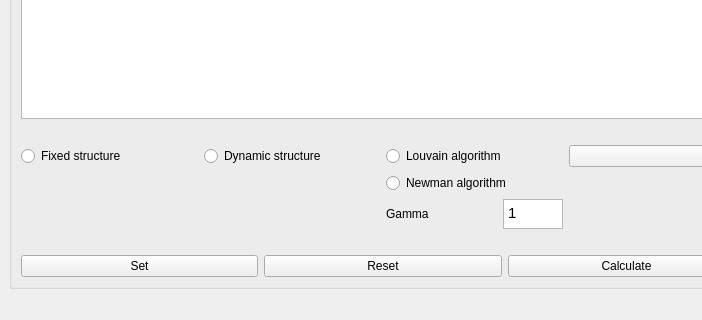
softmatterlab/Braph-2.0-Python, file braphy/gui/ui_files/community_structure.ui: the form before one commit; both pictures show x 0 to 702 and y 546 to 866 of the 1366 by 866 pixel window.
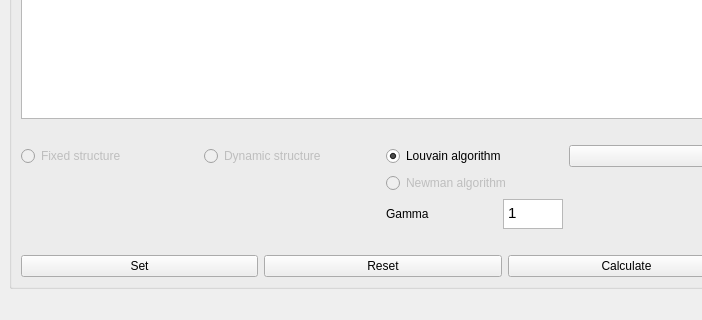
The form after the commit. Icons and pictures are not drawn.

Commit message: Connect start analysis widget view community button

Patch:
```diff
--- a/braphy/gui/ui_files/community_structure.ui
+++ b/braphy/gui/ui_files/community_structure.ui
@@ -44,9 +44,15 @@
              </property>
              <item row="1" column="2">
               <widget class="QRadioButton" name="btnNewman">
+               <property name="enabled">
+                <bool>false</bool>
+               </property>
                <property name="text">
                 <string>Newman algorithm</string>
                </property>
+               <property name="checkable">
+                <bool>true</bool>
+               </property>
                <attribute name="buttonGroup">
                 <string notr="true">buttonGroup_2</string>
                </attribute>
@@ -57,6 +63,9 @@
              </item>
              <item row="0" column="0">
               <widget class="QRadioButton" name="btnFixed">
+               <property name="enabled">
+                <bool>false</bool>
+               </property>
                <property name="text">
                 <string>Fixed structure</string>
                </property>
@@ -67,6 +76,9 @@
              </item>
              <item row="0" column="1">
               <widget class="QRadioButton" name="btnDynamic">
+               <property name="enabled">
+                <bool>false</bool>
+               </property>
                <property name="text">
                 <string>Dynamic structure</string>
                </property>
@@ -80,6 +92,9 @@
                <property name="text">
                 <string>Louvain algorithm</string>
                </property>
+               <property name="checked">
+                <bool>true</bool>
+               </property>
                <attribute name="buttonGroup">
                 <string notr="true">buttonGroup_2</string>
                </attribute>
```
Left out of the diff: 32 changed lines with no effect on the pictures. The commit also changes 2 other files.
